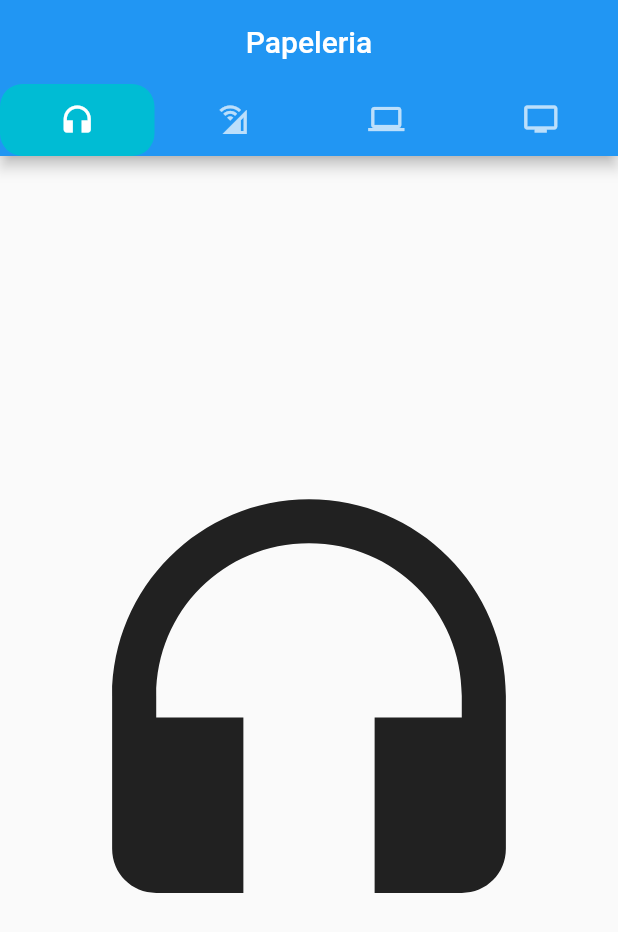
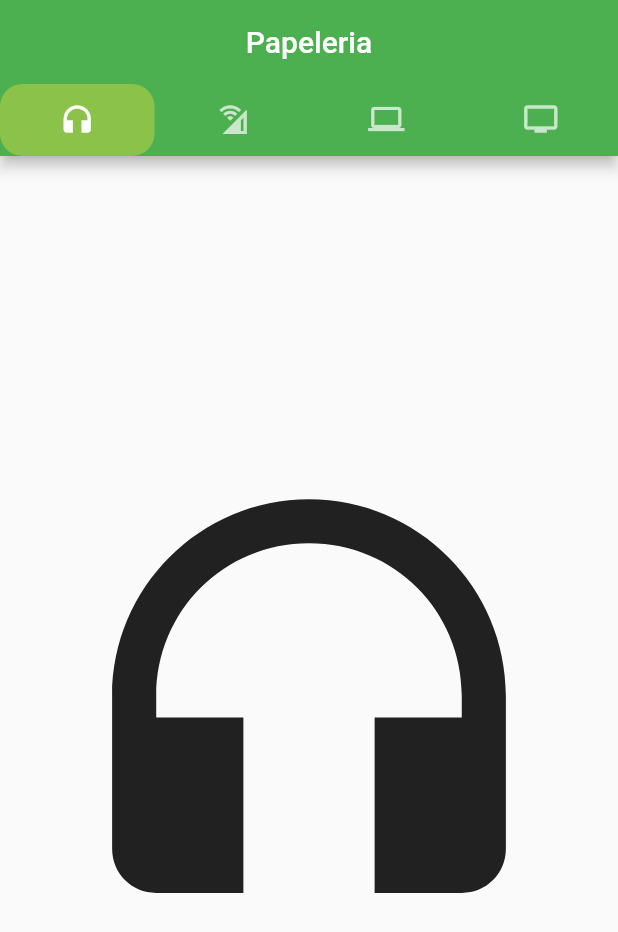
Before and after one commit to JosueDelVal/tabBarAct5, a Flutter app: the screen it shows after launch, on a phone screen of 412 x 824 dp. Shown: the top 932 px of the screen. Run offline on Flutter 3.47's test engine with Material 2 defaults, Android fonts, the phone set to English and light mode, and no system bars.

Commit message:
Version2

```diff
--- a/lib/main.dart
+++ b/lib/main.dart
@@ -10,7 +10,7 @@ class MyApp extends StatelessWidget {
       title: 'Pestaña Tabbar',
       theme: ThemeData(
         // This is the theme of your application.
-        primarySwatch: Colors.blue,
+        primarySwatch: Colors.green,
       ),
       debugShowCheckedModeBanner: false,
       home: MyHomePage(),
@@ -36,7 +36,7 @@ class _MyHomePageState extends State<MyHomePage> {
             indicatorColor: Colors.lightGreen,
             indicator: BoxDecoration(
                 borderRadius: BorderRadius.circular(15), // Creates border
-                color: Colors.cyan), //Change background color from here
+                color: Colors.lightGreen), //Change background color from here
             tabs: [
               Tab(icon: Icon(Icons.headphones)),
               Tab(icon: Icon(Icons.cell_wifi)),
```
